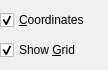
gitGNU/gnu_siplot, file src/settingsview.ui: the form before one commit.
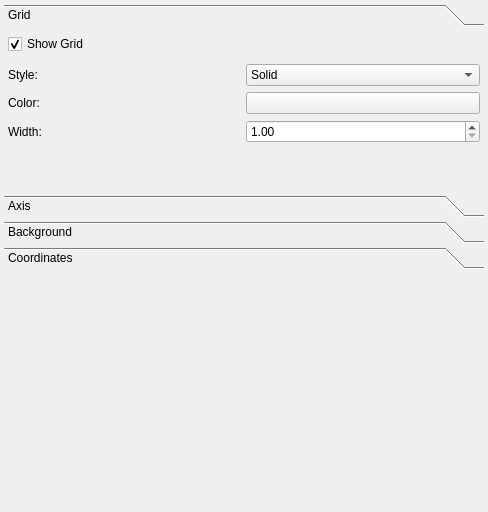
The form after the commit.

```diff
--- a/src/settingsview.ui
+++ b/src/settingsview.ui
@@ -6,40 +6,326 @@
    <rect>
     <x>0</x>
     <y>0</y>
-    <width>108</width>
-    <height>70</height>
+    <width>488</width>
+    <height>512</height>
    </rect>
   </property>
+  <property name="features">
+   <set>QDockWidget::DockWidgetFloatable|QDockWidget::DockWidgetMovable</set>
+  </property>
   <property name="windowTitle">
    <string>DockWidget</string>
   </property>
   <widget class="QWidget" name="dockWidgetContents">
-   <layout class="QVBoxLayout" name="verticalLayout_2">
+   <layout class="QVBoxLayout" name="verticalLayout">
     <property name="spacing">
-     <number>0</number>
+     <number>-1</number>
     </property>
     <property name="margin">
-     <number>0</number>
+     <number>4</number>
     </property>
     <item>
-     <widget class="QCheckBox" name="m_coordCheck">
-      <property name="text">
-       <string>&amp;Coordinates</string>
+     <widget class="QToolBox" name="m_toolBox">
+      <property name="frameShape">
+       <enum>QFrame::NoFrame</enum>
       </property>
-      <property name="checked">
-       <bool>true</bool>
+      <property name="frameShadow">
+       <enum>QFrame::Plain</enum>
       </property>
+      <property name="lineWidth">
+       <number>0</number>
+      </property>
+      <property name="currentIndex">
+       <number>0</number>
+      </property>
+      <property name="tabSpacing">
+       <number>4</number>
+      </property>
+      <widget class="QWidget" name="page_0">
+       <property name="geometry">
+        <rect>
+         <x>0</x>
+         <y>0</y>
+         <width>447</width>
+         <height>124</height>
+        </rect>
+       </property>
+       <attribute name="label">
+        <string>Grid</string>
+       </attribute>
+       <layout class="QVBoxLayout" name="verticalLayout_2">
+        <property name="spacing">
+         <number>-1</number>
+        </property>
+        <property name="margin">
+         <number>4</number>
+        </property>
+        <item>
+         <widget class="QCheckBox" name="m_gridCheck">
+          <property name="text">
+           <string>Show Grid</string>
+          </property>
+          <property name="checked">
+           <bool>true</bool>
+          </property>
+         </widget>
+        </item>
+        <item>
+         <widget class="QFrame" name="m_gridFrame">
+          <property name="lineWidth">
+           <number>0</number>
+          </property>
+          <layout class="QGridLayout" name="gridLayout_3">
+           <property name="leftMargin">
+            <number>0</number>
+           </property>
+           <property name="topMargin">
+            <number>4</number>
+           </property>
+           <property name="rightMargin">
+            <number>0</number>
+           </property>
+           <property name="bottomMargin">
+            <number>4</number>
+           </property>
+           <property name="horizontalSpacing">
+            <number>4</number>
+           </property>
+           <property name="verticalSpacing">
+            <number>-1</number>
+           </property>
+           <item row="3" column="0">
+            <widget class="QLabel" name="label_4">
+             <property name="text">
+              <string>Width:</string>
+             </property>
+            </widget>
+           </item>
+           <item row="3" column="1">
+            <widget class="QDoubleSpinBox" name="m_gridWidthSpin">
+             <property name="minimum">
+              <double>1.000000000000000</double>
+             </property>
+             <property name="maximum">
+              <double>1000.000000000000000</double>
+             </property>
+            </widget>
+           </item>
+           <item row="2" column="0">
+            <widget class="QLabel" name="label_9">
+             <property name="text">
+              <string>Color:</string>
+             </property>
+            </widget>
+           </item>
+           <item row="2" column="1">
+            <widget class="QPushButton" name="m_gridColButton">
+             <property name="text">
+              <string/>
+             </property>
+            </widget>
+           </item>
+           <item row="1" column="0">
+            <widget class="QLabel" name="label_10">
+             <property name="text">
+              <string>Style:</string>
+             </property>
+            </widget>
+           </item>
+           <item row="1" column="1">
+            <widget class="QComboBox" name="m_gridStyleCombo">
+             <item>
+              <property name="text">
+               <string>Solid</string>
+              </property>
+             </item>
+             <item>
+              <property name="text">
+               <string>Dash</string>
+              </property>
+             </item>
+             <item>
+              <property name="text">
+               <string>Dot</string>
+              </property>
+             </item>
+             <item>
+              <property name="text">
+               <string>Dash Dot</string>
+              </property>
+             </item>
+             <item>
+              <property name="text">
+               <string>Dash Dot Dot</string>
+              </property>
+             </item>
+            </widget>
+           </item>
+          </layout>
+         </widget>
+        </item>
+        <item>
+         <spacer name="verticalSpacer_5">
+          <property name="orientation">
+           <enum>Qt::Vertical</enum>
+          </property>
+          <property name="sizeHint" stdset="0">
+           <size>
+            <width>20</width>
+            <height>40</height>
+           </size>
+          </property>
+         </spacer>
+        </item>
+       </layout>
+      </widget>
+      <widget class="QWidget" name="page_1">
+       <property name="geometry">
+        <rect>
+         <x>0</x>
+         <y>0</y>
+         <width>464</width>
+         <height>258</height>
+        </rect>
+       </property>
+       <attribute name="label">
+        <string>Axis</string>
+       </attribute>
+       <layout class="QGridLayout" name="gridLayout" rowstretch="0,0">
+        <property name="horizontalSpacing">
+         <number>4</number>
+        </property>
+        <property name="verticalSpacing">
+         <number>-1</number>
+        </property>
+        <property name="margin">
+         <number>4</number>
+        </property>
+        <item row="0" column="0">
+         <widget class="QCheckBox" name="m_axisCheck">
+          <property name="text">
+           <string>Show Axis</string>
+          </property>
+          <property name="checked">
+           <bool>true</bool>
+          </property>
+         </widget>
+        </item>
+        <item row="1" column="0">
+         <spacer name="verticalSpacer_4">
+          <property name="orientation">
+           <enum>Qt::Vertical</enum>
+          </property>
+          <property name="sizeHint" stdset="0">
+           <size>
+            <width>20</width>
+            <height>40</height>
+           </size>
+          </property>
+         </spacer>
+        </item>
+       </layout>
+      </widget>
+      <widget class="QWidget" name="page_2">
+       <property name="geometry">
+        <rect>
+         <x>0</x>
+         <y>0</y>
+         <width>464</width>
+         <height>120</height>
+        </rect>
+       </property>
+       <attribute name="label">
+        <string>Background</string>
+       </attribute>
+       <layout class="QGridLayout" name="gridLayout_2">
+        <property name="margin">
+         <number>4</number>
+        </property>
+        <item row="0" column="0">
+         <widget class="QLabel" name="label_7">
+          <property name="text">
+           <string>Color:</string>
+          </property>
+         </widget>
+        </item>
+        <item row="0" column="1">
+         <widget class="QPushButton" name="m_bgColButton">
+          <property name="text">
+           <string/>
+          </property>
+         </widget>
+        </item>
+        <item row="1" column="1">
+         <spacer name="verticalSpacer_3">
+          <property name="orientation">
+           <enum>Qt::Vertical</enum>
+          </property>
+          <property name="sizeHint" stdset="0">
+           <size>
+            <width>20</width>
+            <height>40</height>
+           </size>
+          </property>
+         </spacer>
+        </item>
+       </layout>
+      </widget>
+      <widget class="QWidget" name="page_3">
+       <property name="geometry">
+        <rect>
+         <x>0</x>
+         <y>0</y>
+         <width>464</width>
+         <height>144</height>
+        </rect>
+       </property>
+       <attribute name="label">
+        <string>Coordinates</string>
+       </attribute>
+       <layout class="QVBoxLayout" name="verticalLayout_4">
+        <property name="margin">
+         <number>4</number>
+        </property>
+        <item>
+         <widget class="QCheckBox" name="m_coordMouseCheck">
+          <property name="text">
+           <string>Coordinates at mouse</string>
+          </property>
+          <property name="checked">
+           <bool>true</bool>
+          </property>
+         </widget>
+        </item>
+        <item>
+         <spacer name="verticalSpacer_2">
+          <property name="orientation">
+           <enum>Qt::Vertical</enum>
+          </property>
+          <property name="sizeHint" stdset="0">
+           <size>
+            <width>20</width>
+            <height>40</height>
+           </size>
+          </property>
+         </spacer>
+        </item>
+       </layout>
+      </widget>
      </widget>
     </item>
     <item>
-     <widget class="QCheckBox" name="m_gridCheck">
-      <property name="text">
-       <string>Show &amp;Grid</string>
+     <spacer name="verticalSpacer">
+      <property name="orientation">
+       <enum>Qt::Vertical</enum>
       </property>
-      <property name="checked">
-       <bool>true</bool>
+      <property name="sizeHint" stdset="0">
+       <size>
+        <width>20</width>
+        <height>40</height>
+       </size>
       </property>
-     </widget>
+     </spacer>
     </item>
    </layout>
   </widget>
```
